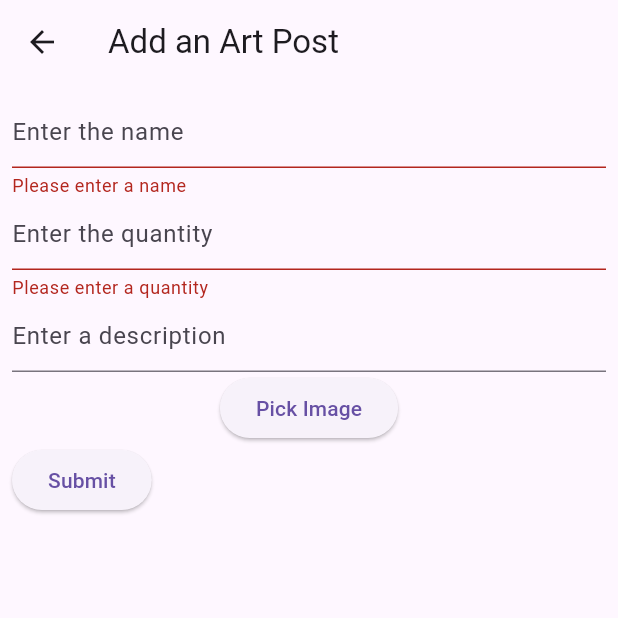
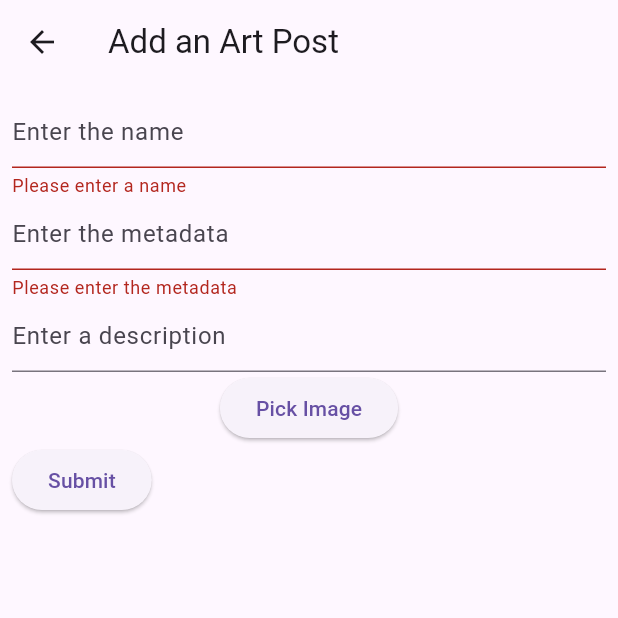
Before and after one commit to Zhgorrin/Art-Gallery, a Flutter app: the AddScreen screen opened directly, after a tap on "Submit", on a phone screen of 412 x 824 dp, the top half of it. Run offline on Flutter 3.47's test engine with Material 3 defaults, Android fonts, the phone set to English and light mode, and no system bars; our stand-ins replace cloud_firestore, firebase_auth, firebase_core, firebase_storage, image_picker; accounts and stored records are empty.

Commit message:
Minor UI Fix

```diff
--- a/pj2/lib/add.dart
+++ b/pj2/lib/add.dart
@@ -53,10 +53,10 @@ class _AddScreenState extends State<AddScreen> {
                 TextFormField(
                   controller: _controllerQuantity,
                   decoration:
-                      const InputDecoration(hintText: 'Enter the quantity'),
+                      const InputDecoration(hintText: 'Enter the metadata'),
                   validator: (String? value) {
                     if (value == null || value.isEmpty) {
-                      return 'Please enter a quantity';
+                      return 'Please enter the metadata';
                     }
                     return null;
                   },
```
